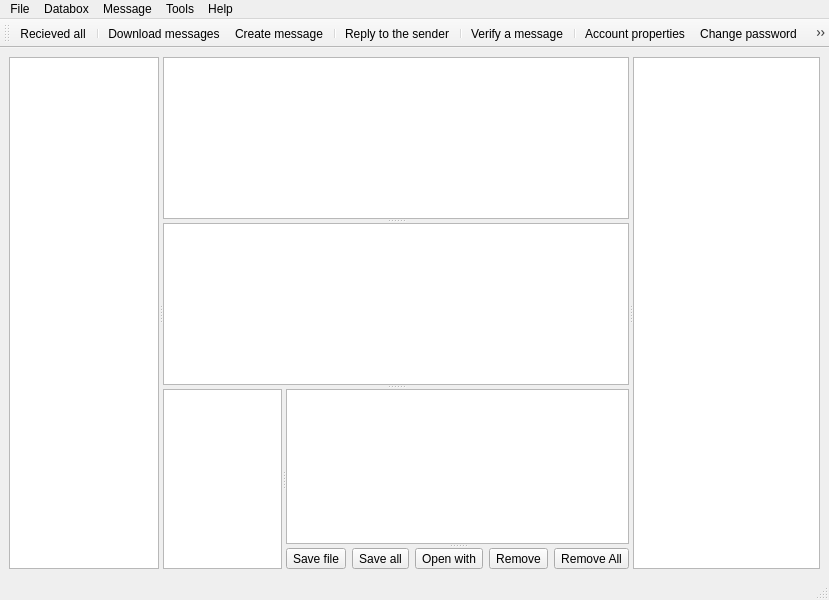
This is src/gui/ui/datovka.ui in psakar/datovka as Qt 5 draws it before an edit. The edited form follows.
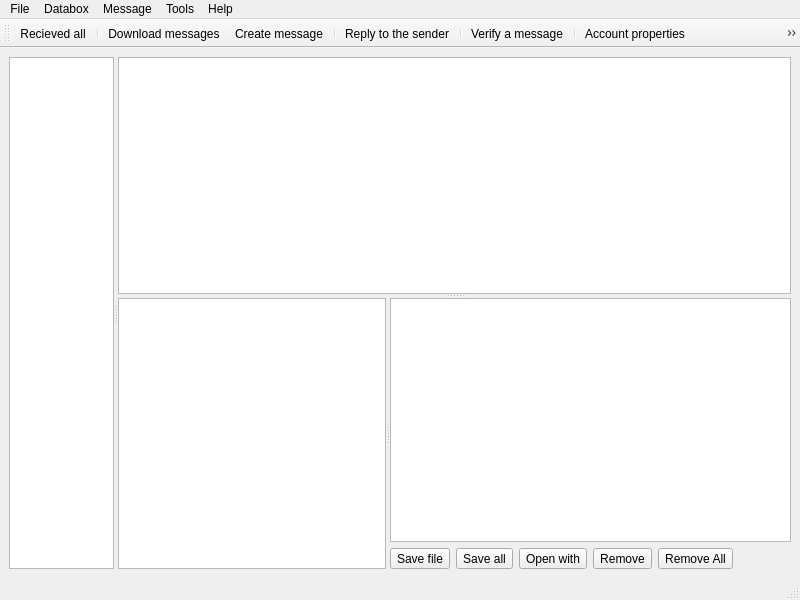
This is the edited form. Icons and pictures are not drawn.

Commit message: Changed mainwindow layout

```diff
--- a/src/gui/ui/datovka.ui
+++ b/src/gui/ui/datovka.ui
@@ -10,7 +10,7 @@
    <rect>
     <x>0</x>
     <y>0</y>
-    <width>829</width>
+    <width>800</width>
     <height>600</height>
    </rect>
   </property>
@@ -36,10 +36,10 @@
   <property name="animated">
    <bool>false</bool>
   </property>
-  <widget class="QWidget" name="CentralWidgetWindows">
-   <layout class="QHBoxLayout" name="horizontalLayout_2">
+  <widget class="QWidget" name="centralWidgetWindows">
+   <layout class="QHBoxLayout" name="horizontalLayout_4">
     <item>
-     <widget class="QSplitter" name="splitter_4">
+     <widget class="QSplitter" name="hSplitterAccount">
       <property name="orientation">
        <enum>Qt::Horizontal</enum>
       </property>
@@ -55,7 +55,13 @@
        </property>
        <property name="minimumSize">
         <size>
-         <width>150</width>
+         <width>0</width>
+         <height>0</height>
+        </size>
+       </property>
+       <property name="baseSize">
+        <size>
+         <width>0</width>
          <height>0</height>
         </size>
        </property>
@@ -78,58 +84,58 @@
         <bool>true</bool>
        </attribute>
       </widget>
-      <widget class="QSplitter" name="splitter_3">
-       <property name="orientation">
-        <enum>Qt::Vertical</enum>
-       </property>
-       <widget class="QTableView" name="ReceivedMessageList">
-        <property name="enabled">
-         <bool>true</bool>
-        </property>
-        <property name="minimumSize">
-         <size>
-          <width>0</width>
-          <height>0</height>
-         </size>
-        </property>
-        <property name="lineWidth">
+      <widget class="QStackedWidget" name="messageStackedWidget">
+       <property name="currentIndex">
          <number>1</number>
         </property>
-        <property name="selectionBehavior">
-         <enum>QAbstractItemView::SelectRows</enum>
-        </property>
-        <property name="showGrid">
-         <bool>false</bool>
-        </property>
-        <attribute name="horizontalHeaderHighlightSections">
-         <bool>false</bool>
-        </attribute>
-        <attribute name="horizontalHeaderStretchLastSection">
-         <bool>true</bool>
-        </attribute>
-        <attribute name="verticalHeaderVisible">
-         <bool>false</bool>
-        </attribute>
-        <attribute name="verticalHeaderDefaultSectionSize">
-         <number>18</number>
-        </attribute>
-        <attribute name="verticalHeaderHighlightSections">
-         <bool>false</bool>
-        </attribute>
-        <attribute name="verticalHeaderMinimumSectionSize">
-         <number>18</number>
-        </attribute>
+       <widget class="QWidget" name="accountInfoPage">
+        <layout class="QHBoxLayout" name="horizontalLayout_3">
+         <property name="leftMargin">
+          <number>0</number>
+         </property>
+         <property name="topMargin">
+          <number>0</number>
+         </property>
+         <property name="rightMargin">
+          <number>0</number>
+         </property>
+         <property name="bottomMargin">
+          <number>0</number>
+         </property>
+         <item>
+          <widget class="QTextEdit" name="accountTextInfo"/>
+         </item>
+        </layout>
        </widget>
-       <widget class="QTableView" name="SentMessageList">
+       <widget class="QWidget" name="messagePage">
+        <layout class="QHBoxLayout" name="horizontalLayout_2">
+         <property name="leftMargin">
+          <number>0</number>
+         </property>
+         <property name="topMargin">
+          <number>0</number>
+         </property>
+         <property name="rightMargin">
+          <number>0</number>
+         </property>
+         <property name="bottomMargin">
+          <number>0</number>
+         </property>
+         <item>
+          <widget class="QSplitter" name="vSplitterMessage">
+           <property name="orientation">
+            <enum>Qt::Vertical</enum>
+           </property>
+           <widget class="QTableView" name="messageList">
+            <property name="selectionMode">
+             <enum>QAbstractItemView::SingleSelection</enum>
+            </property>
         <property name="selectionBehavior">
          <enum>QAbstractItemView::SelectRows</enum>
         </property>
         <property name="showGrid">
          <bool>false</bool>
         </property>
-        <property name="wordWrap">
-         <bool>true</bool>
-        </property>
         <attribute name="horizontalHeaderHighlightSections">
          <bool>false</bool>
         </attribute>
@@ -143,55 +149,48 @@
          <bool>false</bool>
         </attribute>
         <attribute name="verticalHeaderDefaultSectionSize">
-         <number>18</number>
+             <number>20</number>
         </attribute>
         <attribute name="verticalHeaderHighlightSections">
          <bool>false</bool>
         </attribute>
-        <attribute name="verticalHeaderMinimumSectionSize">
-         <number>18</number>
-        </attribute>
-        <attribute name="verticalHeaderShowSortIndicator" stdset="0">
-         <bool>false</bool>
-        </attribute>
-        <attribute name="verticalHeaderStretchLastSection">
-         <bool>false</bool>
-        </attribute>
-       </widget>
-       <widget class="QSplitter" name="splitter_2">
+           </widget>
+           <widget class="QSplitter" name="hSplitterMessageInfo">
         <property name="orientation">
          <enum>Qt::Horizontal</enum>
         </property>
-        <widget class="QTextEdit" name="MessageTextInfo">
-         <property name="readOnly">
-          <bool>true</bool>
-         </property>
-        </widget>
-        <widget class="QSplitter" name="splitter_1">
-         <property name="orientation">
-          <enum>Qt::Vertical</enum>
-         </property>
-         <widget class="QTableView" name="AttachFileList">
+            <widget class="QTextEdit" name="messageInfo"/>
+            <widget class="QWidget" name="">
+             <layout class="QVBoxLayout" name="verticalLayout">
+              <item>
+               <widget class="QTableView" name="messageAttachmentList">
+                <property name="selectionMode">
+                 <enum>QAbstractItemView::SingleSelection</enum>
+                </property>
           <property name="selectionBehavior">
            <enum>QAbstractItemView::SelectRows</enum>
           </property>
-          <attribute name="verticalHeaderCascadingSectionResizes">
+                <property name="showGrid">
+                 <bool>false</bool>
+                </property>
+                <attribute name="horizontalHeaderHighlightSections">
+                 <bool>false</bool>
+                </attribute>
+                <attribute name="horizontalHeaderStretchLastSection">
            <bool>true</bool>
           </attribute>
+                <attribute name="verticalHeaderVisible">
+                 <bool>false</bool>
+                </attribute>
           <attribute name="verticalHeaderDefaultSectionSize">
-           <number>0</number>
-          </attribute>
-          <attribute name="verticalHeaderMinimumSectionSize">
-           <number>0</number>
-          </attribute>
-          <attribute name="verticalHeaderShowSortIndicator" stdset="0">
-           <bool>false</bool>
-          </attribute>
-          <attribute name="verticalHeaderStretchLastSection">
+                 <number>20</number>
+                </attribute>
+                <attribute name="verticalHeaderHighlightSections">
            <bool>false</bool>
           </attribute>
          </widget>
-         <widget class="QWidget" name="layoutWidget">
+              </item>
+              <item>
           <layout class="QHBoxLayout" name="horizontalLayout">
            <item>
             <widget class="QToolButton" name="SaveFileButton">
@@ -277,14 +276,14 @@
             </spacer>
            </item>
           </layout>
+              </item>
+             </layout>
          </widget>
         </widget>
        </widget>
-      </widget>
-      <widget class="QTextEdit" name="AccountTextInfo">
-       <property name="readOnly">
-        <bool>true</bool>
-       </property>
+         </item>
+        </layout>
+       </widget>
       </widget>
      </widget>
     </item>
@@ -295,8 +294,8 @@
     <rect>
      <x>0</x>
      <y>0</y>
-     <width>829</width>
-     <height>25</height>
+     <width>800</width>
+     <height>18</height>
     </rect>
    </property>
    <widget class="QMenu" name="menuFile">
```
Left out of the diff: 19 changed lines with no effect on the pictures. Lines whose indentation alone changed are shown as unchanged. The commit also changes 1 other file.
